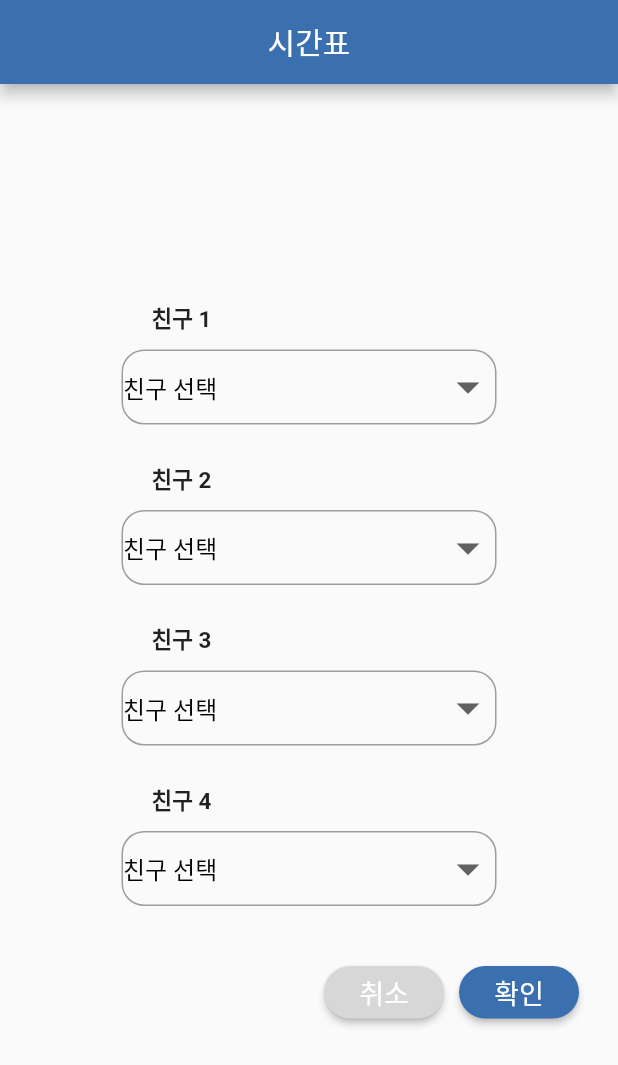
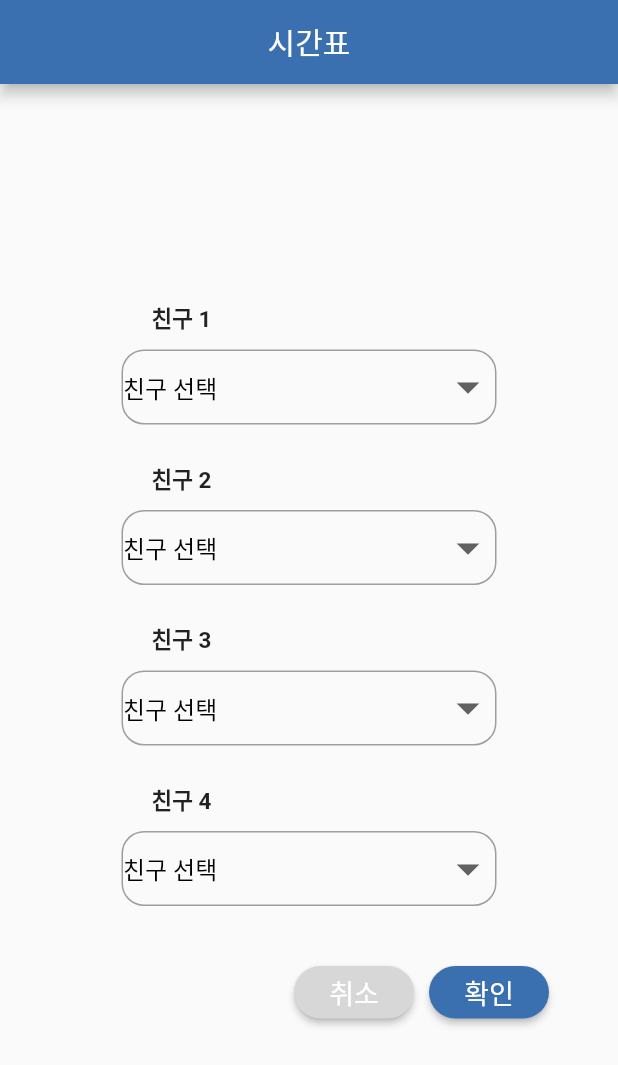
Before and after one commit to zixxin/timetable_setting, a Flutter app: the screen it shows after launch, on a phone screen of 412 x 824 dp. Shown: the top 1065 px of the screen. Run offline on Flutter 3.47's test engine with Material 2 defaults, Android fonts, the phone set to English and light mode, and no system bars.

Commit message:
first commit

```diff
--- a/lib/timetable2.dart
+++ b/lib/timetable2.dart
@@ -216,7 +216,7 @@ class Timetable2State extends State<Timetable2> {
     return Row(
       crossAxisAlignment: CrossAxisAlignment.start,
       children: [
-        Container(width: 200.0),
+        Container(width: 180.0),
         SizedBox(
           width: 80,
           height: 35,
```
